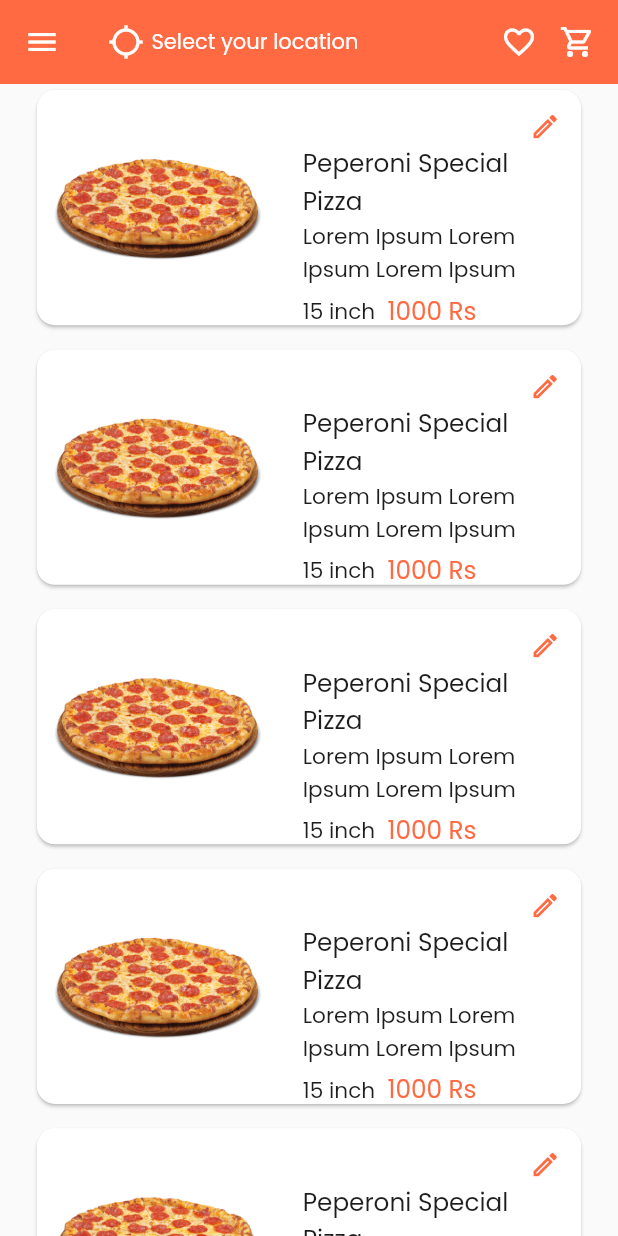
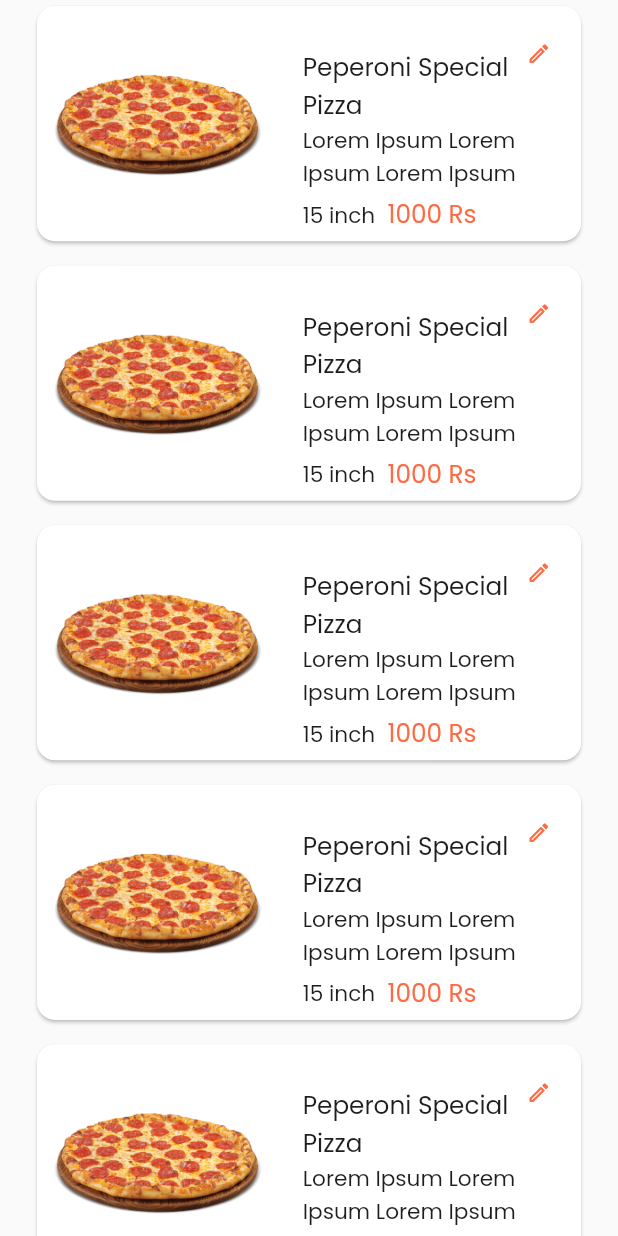
Before and after one commit to asim8848/Chef-Ease, a Flutter app: the ChefMenu screen opened directly, on a phone screen of 412 x 824 dp. Run offline on Flutter 3.47's test engine with Material 3 defaults, Android fonts, the phone set to English and light mode, and no system bars; drawn by our look-alikes of flutter_advanced_drawer; our stand-ins replace firebase_auth, firebase_core, fl_chart, fluttertoast, google_fonts, google_maps_flutter and 3 more; missing offline and left inert: another_stepper; accounts and stored records are empty.

```diff
--- a/lib/screens/chef/chef_dashboard/ChefMenuScreen.dart
+++ b/lib/screens/chef/chef_dashboard/ChefMenuScreen.dart
@@ -1,4 +1,3 @@
-
 import 'package:chefease/constants/colors.dart';
 import 'package:chefease/screens/chef/Chef_add_menu/UpdateMealScreen.dart';
 import 'package:chefease/widgets/drawer/UserDrawer.dart';
@@ -7,80 +6,20 @@ import 'package:flutter/material.dart';
 import 'package:flutter_advanced_drawer/flutter_advanced_drawer.dart';
 
 import '../../../constants/responsive.dart';
+
 class ChefMenu extends StatefulWidget {
-  const ChefMenu({super.key});
+  const ChefMenu({Key? key}) : super(key: key);
 
   @override
   State<ChefMenu> createState() => _ChefMenuState();
 }
 
 class _ChefMenuState extends State<ChefMenu> {
-
-  final _advancedDrawerController = AdvancedDrawerController();
-  void _handleMenuButtonPressed() {
-    _advancedDrawerController.showDrawer();
-  }
-
-
   @override
   Widget build(BuildContext context) {
     double _screenheight = Responsive.screenHeight(context);
     double _screenwidth = Responsive.screenWidth(context);
-    return AdvancedDrawer(
-        controller: _advancedDrawerController,
-        childDecoration: const BoxDecoration(
-        borderRadius: BorderRadius.all(Radius.circular(16)),
-    ),
-    drawer: DrawerContent(),
-    child: Scaffold(
-      appBar: AppBar(
-        centerTitle: false,
-        automaticallyImplyLeading: false,
-        backgroundColor: AppColors.primaryColor,
-        leading: IconButton(
-          onPressed: () {},
-          icon: const Icon(Icons.menu),
-          color: AppColors.secondaryColor,
-        ),
-        title: GestureDetector(
-          child: Container(
-            child: const Row(
-              children: <Widget>[
-                Icon(Icons.location_searching,
-                    color: AppColors.secondaryColor),
-                SizedBox(
-                  width: 5,
-                ),
-                Text(
-                  'Select your location',
-                  style: TextStyle(
-                    color: AppColors.secondaryColor,
-                    fontSize: 14,
-                    fontFamily: 'Poppins',
-                    fontWeight: FontWeight.w400,
-                  ),
-                )
-              ],
-            ),
-          ),
-        ),
-        actions: const [
-          Icon(
-            Icons.favorite_border,
-            color: AppColors.secondaryColor,
-          ),
-          SizedBox(
-            width: 15,
-          ),
-          Icon(
-            Icons.shopping_cart_outlined,
-            color: AppColors.secondaryColor,
-          ),
-          SizedBox(
-            width: 15,
-          ),
-        ],
-      ),
+    return Scaffold(
       body: ListView.builder(
         itemCount: 10, // Replace 3 with the actual number of items
         itemBuilder: (context, index) {
@@ -96,7 +35,9 @@ class _ChefMenuState extends State<ChefMenu> {
               background: Container(
                 color: AppColors.primaryColor,
                 alignment: Alignment.centerRight,
-                padding: EdgeInsets.only(right: _screenwidth * 0.05), // 5% of screen width
+                padding: EdgeInsets.only(
+                  right: _screenwidth * 0.05, // 5% of screen width
+                ),
                 child: Icon(Icons.delete, color: Colors.white),
               ),
               onDismissed: (direction) {
@@ -119,8 +60,10 @@ class _ChefMenuState extends State<ChefMenu> {
                           Expanded(
                             flex: 4,
                             child: Container(
-                              height: _screenheight * 0.1, // 10% of screen height
-                              width: _screenwidth * 0.1, // 20% of screen width
+                              height: _screenheight *
+                                  0.1, // 10% of screen height
+                              width: _screenwidth *
+                                  0.1, // 20% of screen width
                               child: Image.asset(
                                 'assets/imgs/menupizza.png',
                                 fit: BoxFit.cover,
@@ -131,11 +74,14 @@ class _ChefMenuState extends State<ChefMenu> {
                             flex: 5,
                             child: ListTile(
                               title: Padding(
-                                padding: EdgeInsets.only(top: _screenheight * 0.04), // 3% of screen height
+                                padding: EdgeInsets.only(
+                                    top: _screenheight *
+                                        0.03), // 3% of screen height
                                 child: AppMainText(
                                   text: 'Peperoni Special Pizza',
                                   fontWeight: FontWeight.w500,
-                                  fontSize: _screenwidth * 0.04, // 4% of screen width
+                                  fontSize: _screenwidth *
+                                      0.04, // 4% of screen width
                                 ),
                               ),
                               subtitle: Column(
@@ -143,22 +89,29 @@ class _ChefMenuState extends State<ChefMenu> {
                                 children: [
                                   AppLiteText(
                                     text: 'Lorem Ipsum Lorem\nIpsum Lorem Ipsum',
-                                    fontSize: _screenwidth * 0.035, // 3.5% of screen width
+                                    fontSize: _screenwidth *
+                                        0.035, // 3.5% of screen width
                                     fontWeight: FontWeight.w300,
                                   ),
-                                  SizedBox(height: _screenheight * 0.005), // 0.5% of screen height
+                                  SizedBox(
+                                      height: _screenheight *
+                                          0.005), // 0.5% of screen height
                                   Row(
                                     children: [
                                       AppLiteText(
                                         text: '15 inch',
-                                        fontSize: _screenwidth * 0.035, // 3.5% of screen width
+                                        fontSize: _screenwidth *
+                                            0.035, // 3.5% of screen width
                                         fontWeight: FontWeight.w400,
                                       ),
-                                      SizedBox(width: _screenwidth * 0.02), // 2% of screen width
+                                      SizedBox(
+                                          width: _screenwidth *
+                                              0.02), // 2% of screen width
                                       AppMainText(
                                         text: '1000 Rs',
                                         fontWeight: FontWeight.w500,
-                                        fontSize: _screenwidth * 0.04, // 4% of screen width
+                                        fontSize: _screenwidth *
+                                            0.04, // 4% of screen width
                                         color: AppColors.primaryColor,
                                       ),
                                     ],
@@ -173,12 +126,17 @@ class _ChefMenuState extends State<ChefMenu> {
                         ],
                       ),
                       Positioned(
-                        top: _screenheight * 0.00, // 1% of screen height
-                        right: _screenwidth * 0.00, // 1% of screen width
+                        top: _screenheight * 0.01, // 1% of screen height
+                        right: _screenwidth * 0.01, // 1% of screen width
                         child: IconButton(
-                          icon: Icon(Icons.edit_outlined, color: AppColors.primaryColor, size: _screenwidth * 0.05), // 4% of screen width
+                          icon: Icon(Icons.edit_outlined,
+                              color: AppColors.primaryColor,
+                              size: _screenwidth * 0.04), // 4% of screen width
                           onPressed: () {
-                            Navigator.pushReplacement(context, MaterialPageRoute(builder: (context) => UpdateMeal()));
+                            Navigator.pushReplacement(
+                                context,
+                                MaterialPageRoute(
+                                    builder: (context) => UpdateMeal()));
                           },
                         ),
                       ),
@@ -189,9 +147,7 @@ class _ChefMenuState extends State<ChefMenu> {
             ),
           );
         },
-      )
-
-    )
+      ),
     );
   }
 }
```
